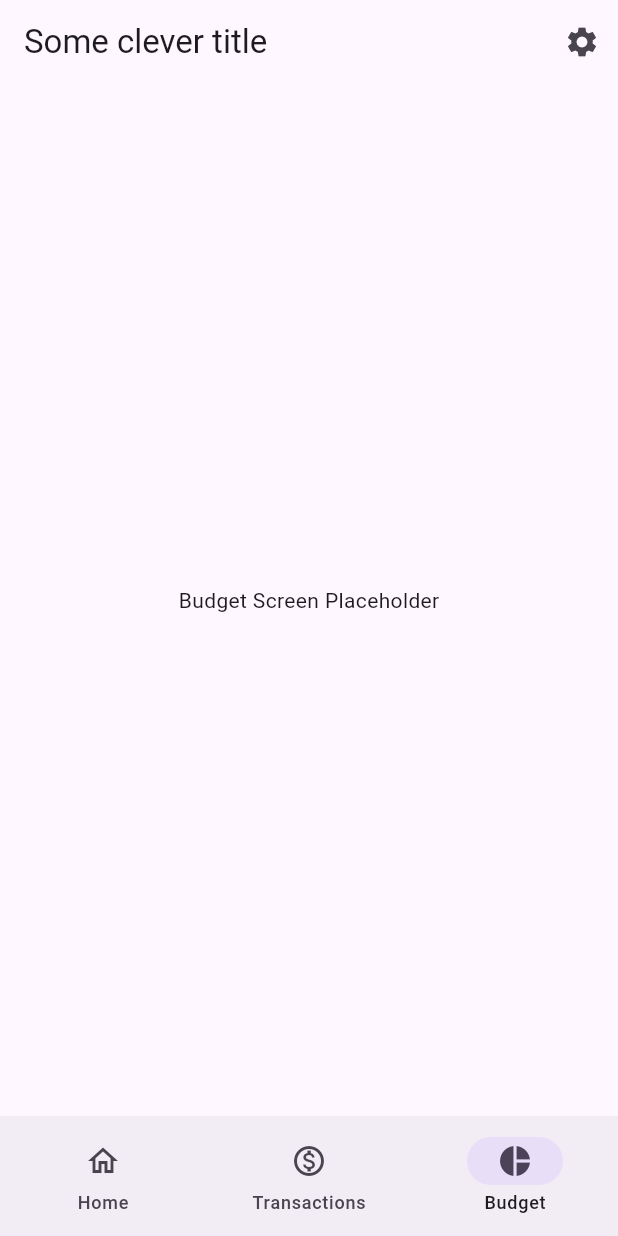
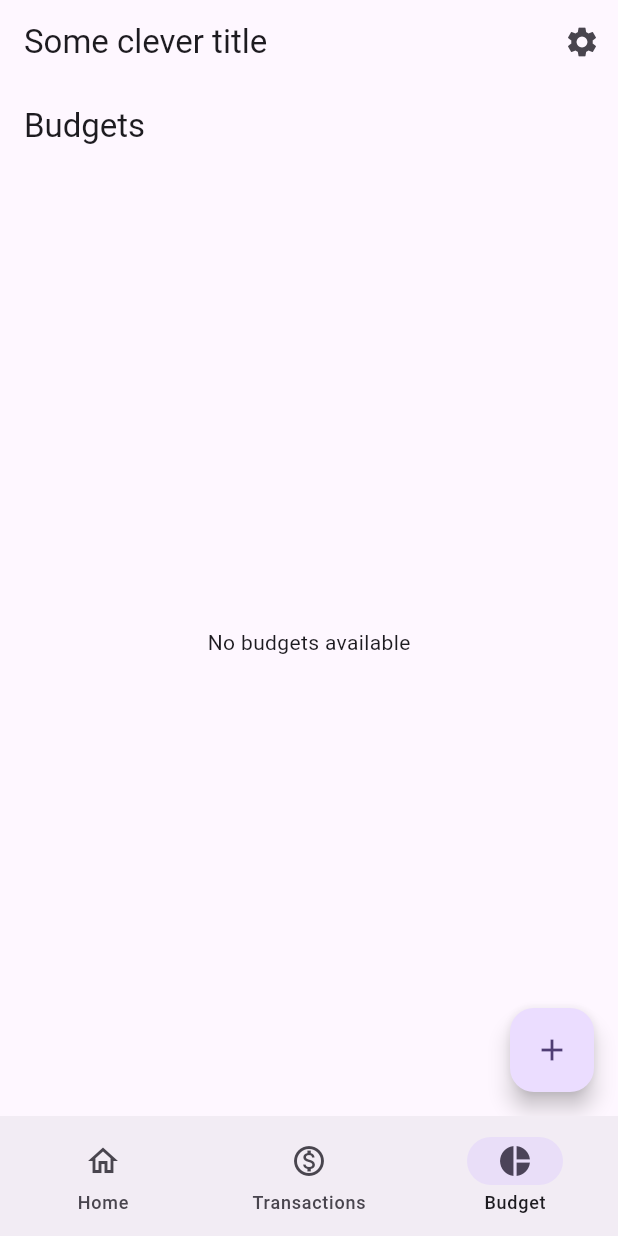
Before and after one commit to Just-LuisD/budgeting_app, a Flutter app: the screen it shows after launch, item 3 of the bottom bar chosen, on a phone screen of 412 x 824 dp. Run offline on Flutter 3.47's test engine with Material 3 defaults, Android fonts, the phone set to English and light mode, and no system bars; our stand-ins replace equatable, fl_chart, flutter_bloc, go_router, sqflite; accounts and stored records are empty.

Commit message:
adding screen to view and add budgets using bloc as a state management solution

```diff
--- /dev/null
+++ b/lib/clean_architecture/presentation/blocs/budget_bloc.dart
@@ -0,0 +1,43 @@
+import 'package:budgeting_app/clean_architecture/data/repositories/budget_repository_impl.dart';
+import 'package:flutter_bloc/flutter_bloc.dart';
+import 'budget_event.dart';
+import 'budget_state.dart';
+
+class BudgetBloc extends Bloc<BudgetEvent, BudgetState> {
+  final BudgetRepositoryImpl budgetRepository;
+
+  BudgetBloc(this.budgetRepository) : super(BudgetInitial()) {
+    on<FetchBudgets>(_onFetchBudgets);
+    on<AddBudget>(_onAddBudget);
+    on<UpdateBudget>(_onUpdateBudget);
+    on<DeleteBudget>(_onDeleteBudget);
+  }
+
+  Future<void> _onFetchBudgets(
+      FetchBudgets event, Emitter<BudgetState> emit) async {
+    emit(BudgetLoading());
+    try {
+      final budgets = await budgetRepository.getAllBudgets();
+      emit(BudgetLoaded(budgets));
+    } catch (e) {
+      emit(BudgetError(e.toString()));
+    }
+  }
+
+  Future<void> _onAddBudget(AddBudget event, Emitter<BudgetState> emit) async {
+    await budgetRepository.insertBudget(event.budget);
+    add(FetchBudgets());
+  }
+
+  Future<void> _onUpdateBudget(
+      UpdateBudget event, Emitter<BudgetState> emit) async {
+    await budgetRepository.updateBudget(event.budget);
+    add(FetchBudgets());
+  }
+
+  Future<void> _onDeleteBudget(
+      DeleteBudget event, Emitter<BudgetState> emit) async {
+    await budgetRepository.deleteBudget(event.id);
+    add(FetchBudgets());
+  }
+}
--- /dev/null
+++ b/lib/clean_architecture/presentation/blocs/budget_event.dart
@@ -0,0 +1,36 @@
+import 'package:budgeting_app/clean_architecture/domain/entities/budget.dart';
+import 'package:equatable/equatable.dart';
+
+abstract class BudgetEvent extends Equatable {
+  @override
+  List<Object> get props => [];
+}
+
+class FetchBudgets extends BudgetEvent {}
+
+class AddBudget extends BudgetEvent {
+  final Budget budget;
+
+  AddBudget(this.budget);
+
+  @override
+  List<Object> get props => [budget];
+}
+
+class UpdateBudget extends BudgetEvent {
+  final Budget budget;
+
+  UpdateBudget(this.budget);
+
+  @override
+  List<Object> get props => [budget];
+}
+
+class DeleteBudget extends BudgetEvent {
+  final int id;
+
+  DeleteBudget(this.id);
+
+  @override
+  List<Object> get props => [id];
+}
--- /dev/null
+++ b/lib/clean_architecture/presentation/blocs/budget_state.dart
@@ -0,0 +1,29 @@
+import 'package:budgeting_app/clean_architecture/domain/entities/budget.dart';
+import 'package:equatable/equatable.dart';
+
+abstract class BudgetState extends Equatable {
+  @override
+  List<Object> get props => [];
+}
+
+class BudgetInitial extends BudgetState {}
+
+class BudgetLoading extends BudgetState {}
+
+class BudgetLoaded extends BudgetState {
+  final List<Budget> budgets;
+
+  BudgetLoaded(this.budgets);
+
+  @override
+  List<Object> get props => [budgets];
+}
+
+class BudgetError extends BudgetState {
+  final String message;
+
+  BudgetError(this.message);
+
+  @override
+  List<Object> get props => [message];
+}
--- /dev/null
+++ b/lib/clean_architecture/presentation/screens/budget_list_screen.dart
@@ -0,0 +1,62 @@
+import 'package:budgeting_app/clean_architecture/data/repositories/budget_repository_impl.dart';
+import 'package:budgeting_app/clean_architecture/presentation/blocs/budget_bloc.dart';
+import 'package:budgeting_app/clean_architecture/presentation/blocs/budget_event.dart';
+import 'package:budgeting_app/clean_architecture/presentation/blocs/budget_state.dart';
+import 'package:budgeting_app/clean_architecture/presentation/screens/add_budget_screen.dart';
+import 'package:flutter/material.dart';
+import 'package:flutter_bloc/flutter_bloc.dart';
+
+class BudgetListScreen extends StatelessWidget {
+  @override
+  Widget build(BuildContext context) {
+    return Scaffold(
+      appBar: AppBar(
+        title: Text('Budgets'),
+      ),
+      body: BlocBuilder<BudgetBloc, BudgetState>(
+        builder: (context, state) {
+          if (state is BudgetLoading) {
+            return Center(child: CircularProgressIndicator());
+          } else if (state is BudgetLoaded) {
+            final budgets = state.budgets;
+            return budgets.isEmpty
+                ? Center(child: Text('No budgets available'))
+                : ListView.builder(
+                    itemCount: budgets.length,
+                    itemBuilder: (context, index) {
+                      final budget = budgets[index];
+                      return ListTile(
+                        title: Text(budget.name),
+                        subtitle: Text(
+                            'Income: \$${budget.income.toStringAsFixed(2)}'),
+                        onTap: () {
+                          // Navigate to budget details or categories screen
+                        },
+                      );
+                    },
+                  );
+          } else if (state is BudgetError) {
+            return Center(child: Text(state.message));
+          }
+          return Container();
+        },
+      ),
+      floatingActionButton: FloatingActionButton(
+        onPressed: () async {
+          final result = await Navigator.push(
+            context,
+            MaterialPageRoute(
+                builder: (context) => BlocProvider(
+                      create: (context) => BudgetBloc(BudgetRepositoryImpl()),
+                      child: AddBudgetScreen(),
+                    )),
+          );
+          if (result == true) {
+            context.read<BudgetBloc>().add(FetchBudgets());
+          }
+        },
+        child: Icon(Icons.add),
+      ),
+    );
+  }
+}
--- a/lib/screens/home_screen.dart
+++ b/lib/screens/home_screen.dart
@@ -1,5 +1,10 @@
+import 'package:budgeting_app/clean_architecture/data/repositories/budget_repository_impl.dart';
+import 'package:budgeting_app/clean_architecture/presentation/blocs/budget_bloc.dart';
+import 'package:budgeting_app/clean_architecture/presentation/blocs/budget_event.dart';
+import 'package:budgeting_app/clean_architecture/presentation/screens/budget_list_screen.dart';
 import 'package:budgeting_app/screens/transactions_screen.dart';
 import 'package:flutter/material.dart';
+import 'package:flutter_bloc/flutter_bloc.dart';
 
 class HomeScreen extends StatefulWidget {
   const HomeScreen({super.key});
@@ -18,7 +23,11 @@ class _HomeScreenState extends State<HomeScreen> {
       case 1:
         scaffoldBody = const TransactionsScreen();
       case 2:
-        scaffoldBody = const Text("Budget Screen Placeholder");
+        scaffoldBody = BlocProvider(
+          create: (context) =>
+              BudgetBloc(BudgetRepositoryImpl())..add(FetchBudgets()),
+          child: BudgetListScreen(),
+        );
       default:
         scaffoldBody = const Text("Homescreen place holder");
     }
```
Also changed, not shown: lib/clean_architecture/presentation/screens/add_budget_screen.dart (added, +83 -0 lines).
